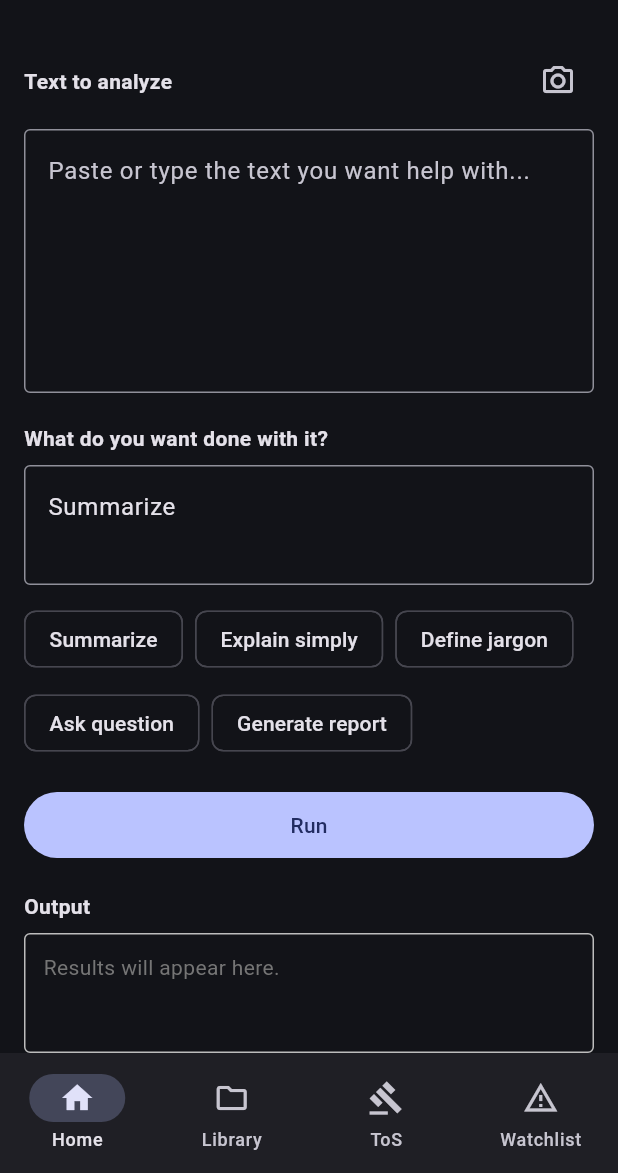
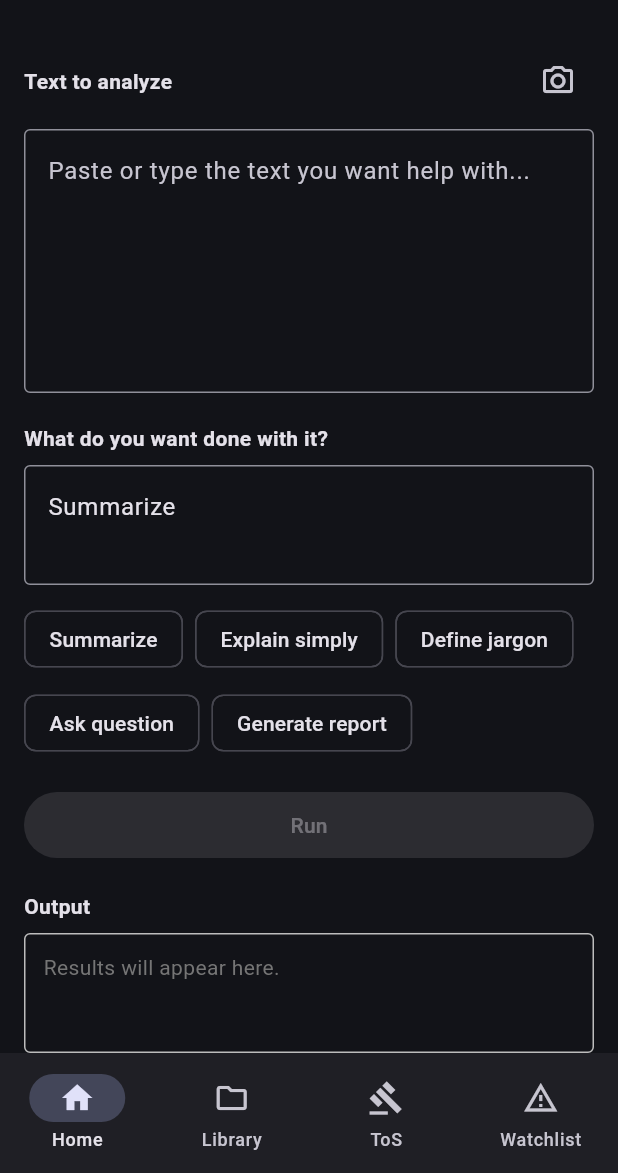
Before and after one commit to towersystemofficial/tower-lens, a Flutter app: the screen it shows after launch, after a tap on "Summarize", on a phone screen of 412 x 824 dp, the part 63-1236 px from its top. Run offline on Flutter 3.47's test engine with Material 3 defaults, Android fonts, the phone set to English and light mode, and no system bars; our stand-ins replace camera, file_picker, permission_handler, shared_preferences; missing offline and left inert: google_mlkit_text_recognition.

Commit message:
Improve AI task run states

```diff
--- a/lib/screens/home_screen.dart
+++ b/lib/screens/home_screen.dart
@@ -16,6 +16,12 @@ class _HomeScreenState extends State<HomeScreen> {
   final TextEditingController _sourceTextController = TextEditingController();
   final TextEditingController _instructionController = TextEditingController();
   String _output = '';
+  bool _isRunning = false;
+
+  bool get _canRun =>
+      !_isRunning &&
+      _sourceTextController.text.trim().isNotEmpty &&
+      _instructionController.text.trim().isNotEmpty;
 
   static const List<String> _presetTasks = [
     'Summarize',
@@ -27,15 +33,28 @@ class _HomeScreenState extends State<HomeScreen> {
 
   void _applyPreset(String task) => setState(() => _instructionController.text = task);
 
-  Future<void> _runMockTask() async {
-    final result = await widget.textAiService.runTask(
-      taskType: TextAiTaskType.general,
-      sourceText: _sourceTextController.text,
-      instruction: _instructionController.text,
-    );
+  Future<void> _runTask() async {
+    if (!_canRun) return;
     setState(() {
-      _output = result;
+      _isRunning = true;
+      _output = '';
     });
+    try {
+      final result = await widget.textAiService.runTask(
+        taskType: TextAiTaskType.general,
+        sourceText: _sourceTextController.text,
+        instruction: _instructionController.text,
+      );
+      if (!mounted) return;
+      setState(() => _output = result);
+    } catch (_) {
+      if (!mounted) return;
+      setState(() {
+        _output = 'Sorry, Tower Lens could not complete this task. Please try again.';
+      });
+    } finally {
+      if (mounted) setState(() => _isRunning = false);
+    }
   }
 
   Future<void> _scanText() async {
@@ -96,13 +115,14 @@ class _HomeScreenState extends State<HomeScreen> {
                   IconButton(
                     icon: const Icon(Icons.camera_alt_outlined),
                     tooltip: 'Scan text with camera',
-                    onPressed: _scanText,
+                    onPressed: _isRunning ? null : _scanText,
                   ),
                 ],
               ),
               const SizedBox(height: 8),
               TextField(
                 controller: _sourceTextController,
+                onChanged: (_) => setState(() {}),
                 maxLines: 10,
                 minLines: 6,
                 decoration: const InputDecoration(
@@ -115,6 +135,7 @@ class _HomeScreenState extends State<HomeScreen> {
               const SizedBox(height: 8),
               TextField(
                 controller: _instructionController,
+                onChanged: (_) => setState(() {}),
                 maxLines: 2,
                 decoration: const InputDecoration(
                   hintText: 'e.g. Summarize this in plain language',
@@ -126,17 +147,26 @@ class _HomeScreenState extends State<HomeScreen> {
                 spacing: 8,
                 runSpacing: 8,
                 children: _presetTasks
-                    .map((task) => ActionChip(label: Text(task), onPressed: () => _applyPreset(task)))
+                    .map((task) => ActionChip(
+                          label: Text(task),
+                          onPressed: _isRunning ? null : () => _applyPreset(task),
+                        ))
                     .toList(),
               ),
               const SizedBox(height: 20),
               SizedBox(
                 width: double.infinity,
                 child: FilledButton(
-                  onPressed: _runMockTask,
-                  child: const Padding(
-                    padding: EdgeInsets.symmetric(vertical: 12),
-                    child: Text('Run'),
+                  onPressed: _canRun ? _runTask : null,
+                  child: Padding(
+                    padding: const EdgeInsets.symmetric(vertical: 12),
+                    child: _isRunning
+                        ? const SizedBox(
+                            height: 20,
+                            width: 20,
+                            child: CircularProgressIndicator(strokeWidth: 2),
+                          )
+                        : const Text('Run'),
                   ),
                 ),
               ),
--- a/lib/screens/tos_screen.dart
+++ b/lib/screens/tos_screen.dart
@@ -15,6 +15,9 @@ class TosScreen extends StatefulWidget {
 class _TosScreenState extends State<TosScreen> {
   final TextEditingController _textController = TextEditingController();
   String _output = '';
+  bool _isRunning = false;
+
+  bool get _canRun => !_isRunning && _textController.text.trim().isNotEmpty;
 
   Future<void> _scanText() async {
     final result = await Navigator.push<String>(
@@ -27,14 +30,27 @@ class _TosScreenState extends State<TosScreen> {
   }
 
   Future<void> _run() async {
-    final result = await widget.textAiService.runTask(
-      taskType: TextAiTaskType.tosSummary,
-      sourceText: _textController.text,
-      instruction: 'Summarize ToS/privacy policy',
-    );
+    if (!_canRun) return;
     setState(() {
-      _output = result;
+      _isRunning = true;
+      _output = '';
     });
+    try {
+      final result = await widget.textAiService.runTask(
+        taskType: TextAiTaskType.tosSummary,
+        sourceText: _textController.text,
+        instruction: 'Summarize ToS/privacy policy',
+      );
+      if (!mounted) return;
+      setState(() => _output = result);
+    } catch (_) {
+      if (!mounted) return;
+      setState(() {
+        _output = 'Sorry, Tower Lens could not summarize this text. Please try again.';
+      });
+    } finally {
+      if (mounted) setState(() => _isRunning = false);
+    }
   }
 
   Future<void> _save() async {
@@ -75,12 +91,16 @@ class _TosScreenState extends State<TosScreen> {
                   const Expanded(
                     child: Text('Paste the ToS or privacy policy text', style: TextStyle(fontWeight: FontWeight.bold)),
                   ),
-                  IconButton(icon: const Icon(Icons.camera_alt_outlined), onPressed: _scanText),
+                  IconButton(
+                    icon: const Icon(Icons.camera_alt_outlined),
+                    onPressed: _isRunning ? null : _scanText,
+                  ),
                 ],
               ),
               const SizedBox(height: 8),
               TextField(
                 controller: _textController,
+                onChanged: (_) => setState(() {}),
                 maxLines: 12,
                 minLines: 6,
                 decoration: const InputDecoration(border: OutlineInputBorder(), hintText: 'Paste text here...'),
@@ -89,8 +109,17 @@ class _TosScreenState extends State<TosScreen> {
               SizedBox(
                 width: double.infinity,
                 child: FilledButton(
-                  onPressed: _run,
-                  child: const Padding(padding: EdgeInsets.symmetric(vertical: 12), child: Text('Summarize')),
+                  onPressed: _canRun ? _run : null,
+                  child: Padding(
+                    padding: const EdgeInsets.symmetric(vertical: 12),
+                    child: _isRunning
+                        ? const SizedBox(
+                            height: 20,
+                            width: 20,
+                            child: CircularProgressIndicator(strokeWidth: 2),
+                          )
+                        : const Text('Summarize'),
+                  ),
                 ),
               ),
               const SizedBox(height: 20),
```
